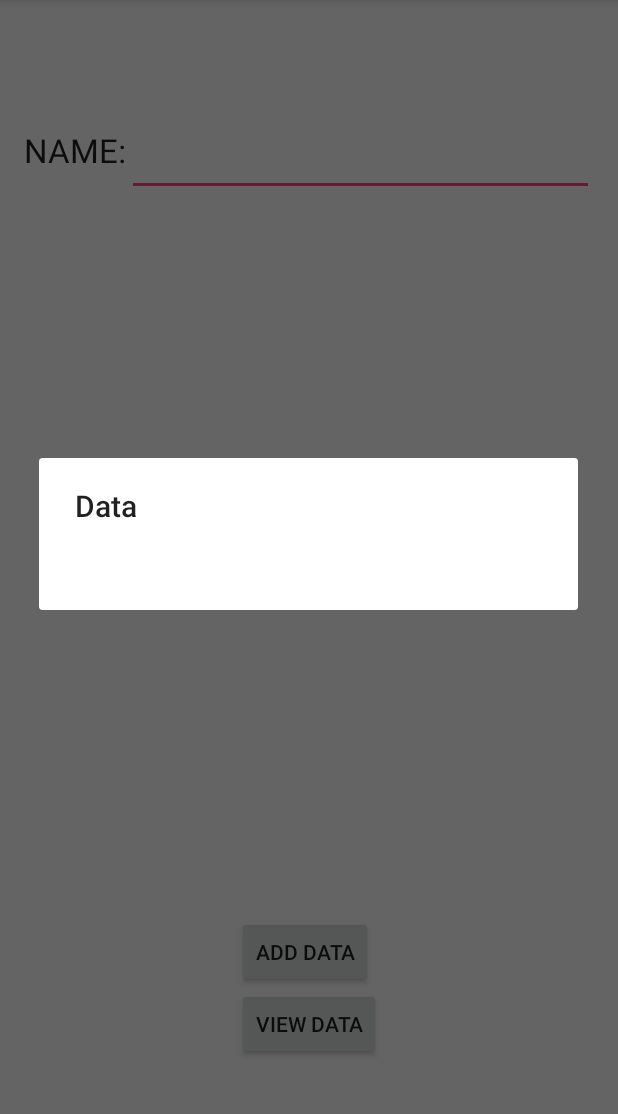
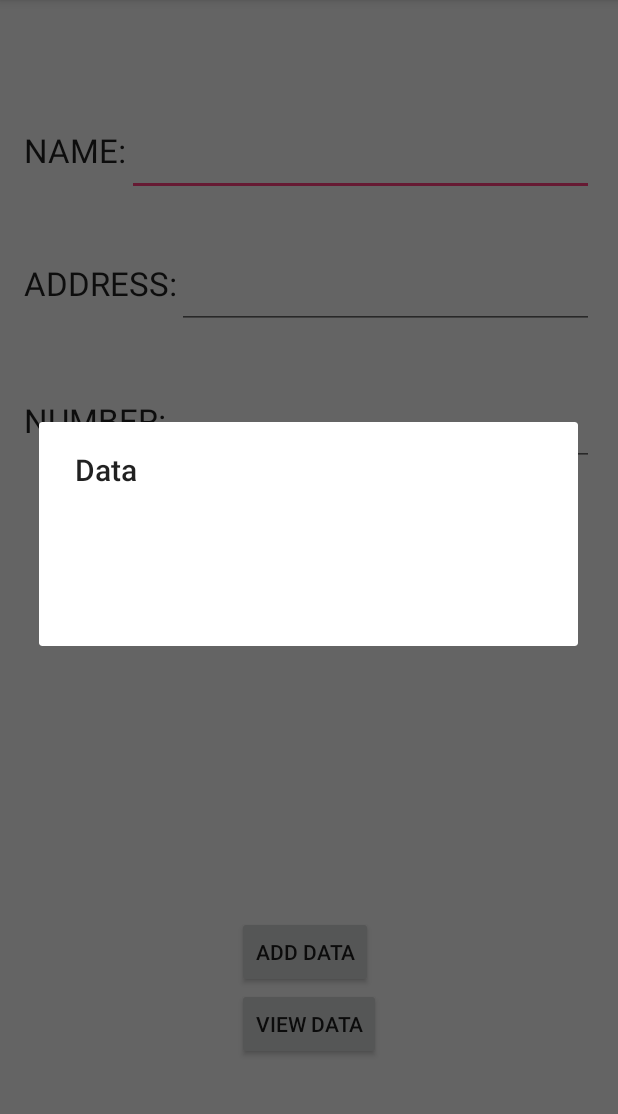
Before and after one commit to ashwinarasu/MyContactApp_2017, an Android app: the screen it shows after launch (MainActivity), after a tap on "VIEW DATA", on a phone screen of 412 x 824 dp, the part 84-1198 px from its top. Run offline under Robolectric (Android 15) with nearby library versions, the phone set to English and light mode, and no system bars.

Commit message:
set up vars and cursor loop

```diff
--- a/MyContactApp2/app/src/main/java/com/example/arasua6707/mycontactapp/MainActivity.java
+++ b/MyContactApp2/app/src/main/java/com/example/arasua6707/mycontactapp/MainActivity.java
@@ -15,6 +15,8 @@ public class MainActivity extends AppCompatActivity {
 
     DatabaseHelper myDb;
     EditText editName;
+    EditText editAddress;
+    EditText editNumber;
     Button btnAddData;
 
     @Override
@@ -26,7 +28,8 @@ public class MainActivity extends AppCompatActivity {
 
         //Add the layout vars
         editName = (EditText) findViewById(R.id.editText_name);
-
+        editAddress = (EditText) findViewById(R.id.editText_address);
+        editNumber = (EditText) findViewById(R.id.editText_number);
     }
 
     public void addData(View v){
@@ -55,6 +58,7 @@ public class MainActivity extends AppCompatActivity {
 
         }
     }
+
     public void viewData (View v){
         Cursor res = myDb.getAllData();
         if(res.getCount() == 0){
@@ -72,9 +76,19 @@ public class MainActivity extends AppCompatActivity {
         }
         StringBuffer buffer = new StringBuffer();
         //setup a loop with Cursor (res) using moveToNext
+        if(res != null){
+            res.moveToFirst();
+            for(int i = 0; i < res.getCount(); i++){
+                for(int j = 0; j<res.getColumnNames().length;j++){
+                    buffer.append("\n");
+                }
+                buffer.append("\n");
+                res.moveToNext();
+            }
+            showMessage("Data", buffer.toString());
+        }
         //append each COL to the buffer
         //display the message using showMessage
-        showMessage("Data", buffer.toString());
     }
 
     private void showMessage(String title, String message) {
--- a/MyContactApp2/app/src/main/res/layout/activity_main.xml
+++ b/MyContactApp2/app/src/main/res/layout/activity_main.xml
@@ -48,4 +48,40 @@
         android:onClick="viewData"
         android:nestedScrollingEnabled="true" />
 
+    <TextView
+        android:layout_width="wrap_content"
+        android:layout_height="wrap_content"
+        android:textAppearance="?android:attr/textAppearanceLarge"
+        android:text="ADDRESS:"
+        android:id="@+id/textView2"
+        android:layout_below="@+id/editText_name"
+        android:layout_alignParentStart="true"
+        android:layout_marginTop="43dp" />
+
+    <EditText
+        android:layout_width="wrap_content"
+        android:layout_height="wrap_content"
+        android:id="@+id/editText_address"
+        android:layout_alignTop="@+id/textView2"
+        android:layout_alignParentEnd="true"
+        android:layout_toEndOf="@+id/textView2" />
+
+    <TextView
+        android:layout_width="wrap_content"
+        android:layout_height="wrap_content"
+        android:textAppearance="?android:attr/textAppearanceLarge"
+        android:text="NUMBER:"
+        android:id="@+id/textView3"
+        android:layout_alignTop="@+id/editText_number"
+        android:layout_alignParentStart="true" />
+
+    <EditText
+        android:layout_width="wrap_content"
+        android:layout_height="wrap_content"
+        android:id="@+id/editText_number"
+        android:layout_below="@+id/editText_address"
+        android:layout_alignParentEnd="true"
+        android:layout_marginTop="46dp"
+        android:layout_toEndOf="@+id/textView3" />
+
 </RelativeLayout>
```
